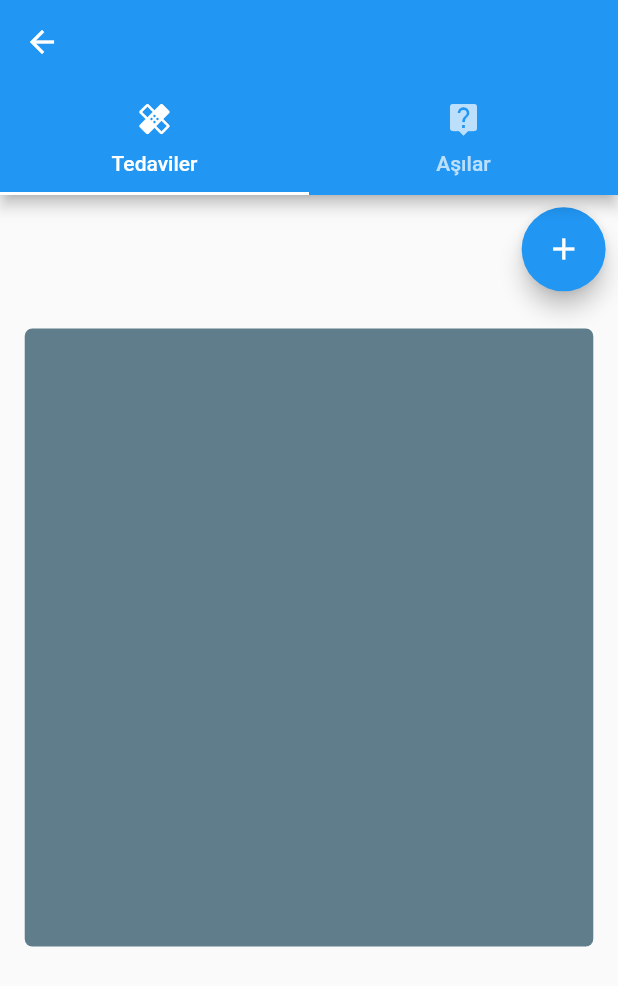
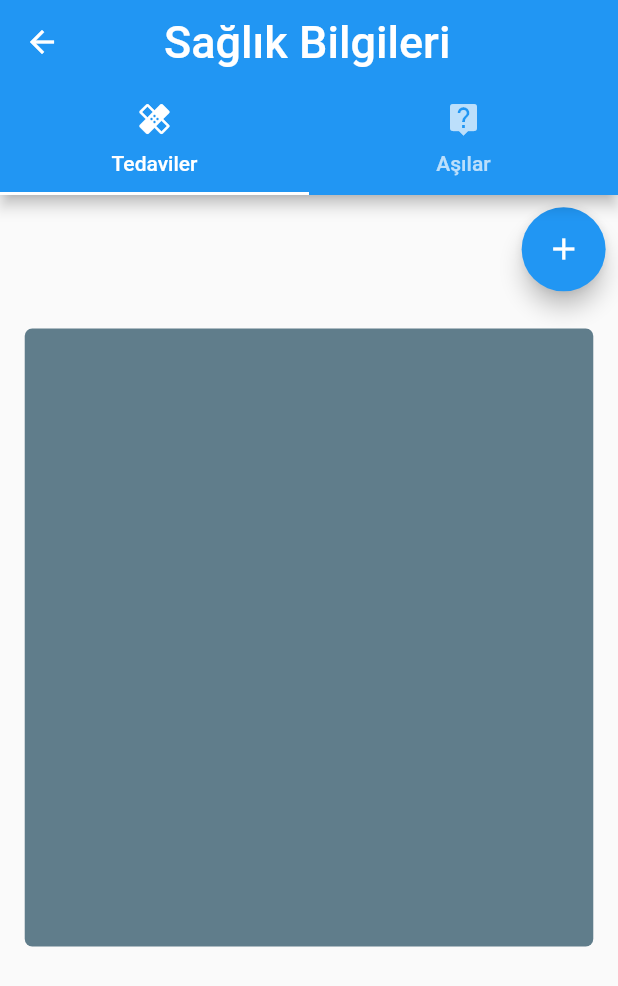
Before and after one commit to furkay/vetapp, a Flutter app: the PetTab screen opened by its route, on a phone screen of 412 x 824 dp. Shown: the top 986 px of the screen. Run offline on Flutter 3.47's test engine with Material 2 defaults, Android fonts, the phone set to English and light mode, and no system bars; our stand-ins replace get_it; missing offline and left inert: mysql1; accounts and stored records are empty.

Commit message:
pet tab fix.

```diff
--- a/lib/features/view/petviews/pet_tab.dart
+++ b/lib/features/view/petviews/pet_tab.dart
@@ -13,18 +13,32 @@ class PetTab extends StatefulWidget {
 class _PetTabState extends State<PetTab> {
   @override
   Widget build(BuildContext context) {
-    return DefaultTabController(length: 2, child: Scaffold(
+    return DefaultTabController(
+      length: 2,
+      child: Scaffold(
           appBar: AppBar(
+            title: Align(
+                alignment: Alignment.centerLeft,
+                child: Text(
+                  "     Sağlık Bilgileri",
+                  style: TextStyle(fontSize: 30, color: Colors.white),
+                  textAlign: TextAlign.left,
+                )),
             bottom: TabBar(tabs: [
-           Tab(child: Text("Tedaviler"),icon: Icon(Icons.healing),),
-           Tab(child: Text("Aşılar"),icon: Icon(Icons.live_help),),
+              Tab(
+                child: Text("Tedaviler"),
+                icon: Icon(Icons.healing),
+              ),
+              Tab(
+                child: Text("Aşılar"),
+                icon: Icon(Icons.live_help),
+              ),
             ]),
           ),
           body: TabBarView(children: [
-        TreatmentListPage(petID:widget.petID),
-        VaccineListPage(petID:widget.petID),
-
-       ])
-      ),);
+            TreatmentListPage(petID: widget.petID),
+            VaccineListPage(petID: widget.petID),
+          ])),
+    );
   }
 }
```
Also changed, not shown: lib/features/view/treatmentviews/treatment_list_page.dart (+0 -9 lines). Lines whose indentation alone changed are shown as unchanged.
